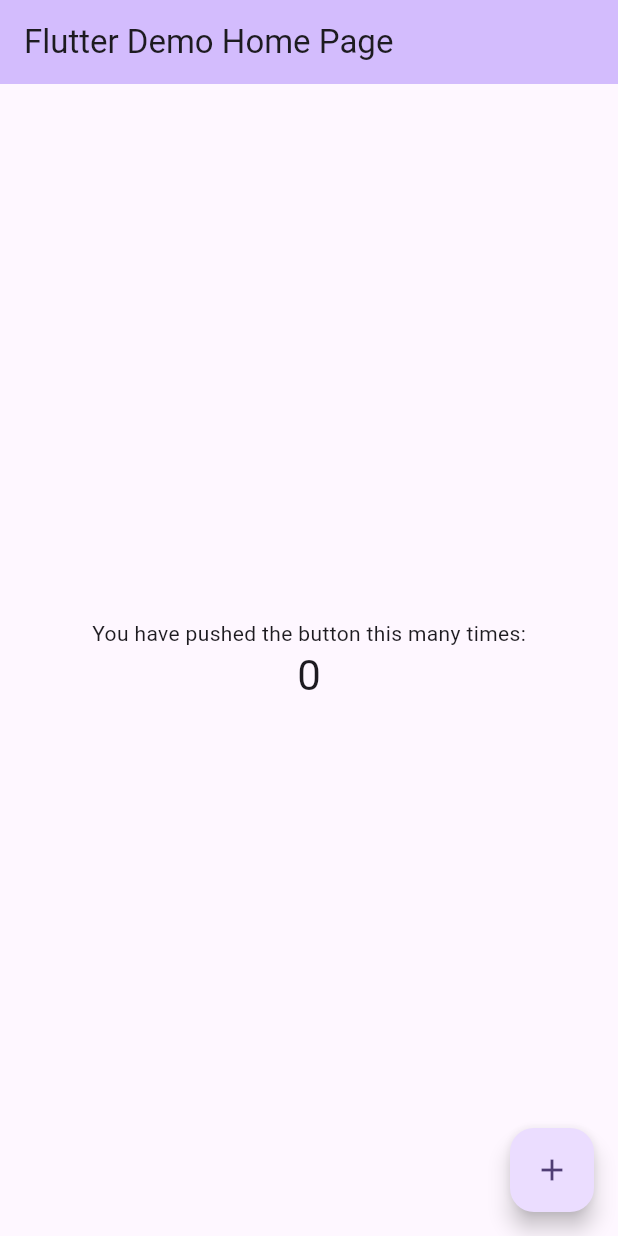
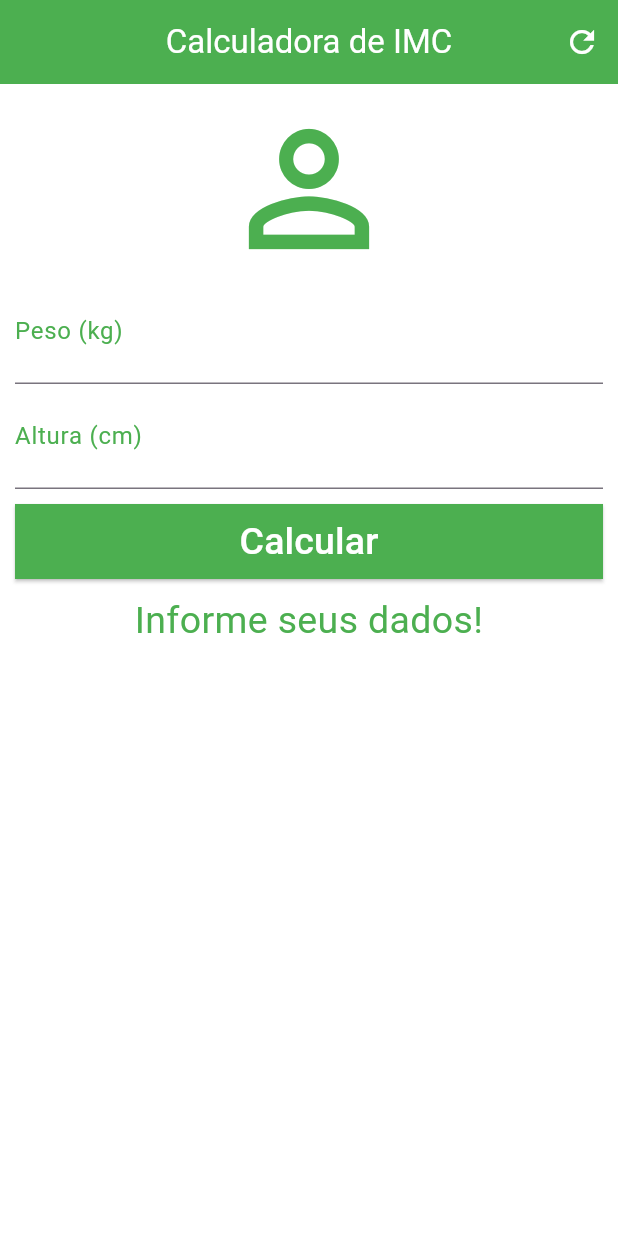
Before and after one commit to JAOGobi/calculadora-imc-flutter, a Flutter app: the screen it shows after launch, on a phone screen of 412 x 824 dp. Run offline on Flutter 3.47's test engine with Material 3 defaults, Android fonts, the phone set to English and light mode, and no system bars.

Commit message:
feat: tela e lógica para calcular o imc

```diff
--- a/analysis_options.yaml
+++ b/analysis_options.yaml
@@ -21,6 +21,7 @@ linter:
   # `// ignore_for_file: name_of_lint` syntax on the line or in the file
   # producing the lint.
   rules:
+    prefer_const_constructors: false
     # avoid_print: false  # Uncomment to disable the `avoid_print` rule
     # prefer_single_quotes: true  # Uncomment to enable the `prefer_single_quotes` rule
 
--- a/lib/main.dart
+++ b/lib/main.dart
@@ -1,3 +1,4 @@
+import 'package:calculadora_imc/pages/imc_page.dart';
 import 'package:flutter/material.dart';
 
 void main() {
@@ -7,119 +8,11 @@ void main() {
 class MyApp extends StatelessWidget {
   const MyApp({super.key});
 
-  // This widget is the root of your application.
   @override
   Widget build(BuildContext context) {
     return MaterialApp(
-      title: 'Flutter Demo',
-      theme: ThemeData(
-        // This is the theme of your application.
-        //
-        // TRY THIS: Try running your application with "flutter run". You'll see
-        // the application has a purple toolbar. Then, without quitting the app,
-        // try changing the seedColor in the colorScheme below to Colors.green
-        // and then invoke "hot reload" (save your changes or press the "hot
-        // reload" button in a Flutter-supported IDE, or press "r" if you used
-        // the command line to start the app).
-        //
-        // Notice that the counter didn't reset back to zero; the application
-        // state is not lost during the reload. To reset the state, use hot
-        // restart instead.
-        //
-        // This works for code too, not just values: Most code changes can be
-        // tested with just a hot reload.
-        colorScheme: ColorScheme.fromSeed(seedColor: Colors.deepPurple),
-        useMaterial3: true,
-      ),
-      home: const MyHomePage(title: 'Flutter Demo Home Page'),
+      debugShowCheckedModeBanner: false,
+      home: ImcPage(),
     );
   }
 }
-
-class MyHomePage extends StatefulWidget {
-  const MyHomePage({super.key, required this.title});
-
-  // This widget is the home page of your application. It is stateful, meaning
-  // that it has a State object (defined below) that contains fields that affect
-  // how it looks.
-
-  // This class is the configuration for the state. It holds the values (in this
-  // case the title) provided by the parent (in this case the App widget) and
-  // used by the build method of the State. Fields in a Widget subclass are
-  // always marked "final".
-
-  final String title;
-
-  @override
-  State<MyHomePage> createState() => _MyHomePageState();
-}
-
-class _MyHomePageState extends State<MyHomePage> {
-  int _counter = 0;
-
-  void _incrementCounter() {
-    setState(() {
-      // This call to setState tells the Flutter framework that something has
-      // changed in this State, which causes it to rerun the build method below
-      // so that the display can reflect the updated values. If we changed
-      // _counter without calling setState(), then the build method would not be
-      // called again, and so nothing would appear to happen.
-      _counter++;
-    });
-  }
-
-  @override
-  Widget build(BuildContext context) {
-    // This method is rerun every time setState is called, for instance as done
-    // by the _incrementCounter method above.
-    //
-    // The Flutter framework has been optimized to make rerunning build methods
-    // fast, so that you can just rebuild anything that needs updating rather
-    // than having to individually change instances of widgets.
-    return Scaffold(
-      appBar: AppBar(
-        // TRY THIS: Try changing the color here to a specific color (to
-        // Colors.amber, perhaps?) and trigger a hot reload to see the AppBar
-        // change color while the other colors stay the same.
-        backgroundColor: Theme.of(context).colorScheme.inversePrimary,
-        // Here we take the value from the MyHomePage object that was created by
-        // the App.build method, and use it to set our appbar title.
-        title: Text(widget.title),
-      ),
-      body: Center(
-        // Center is a layout widget. It takes a single child and positions it
-        // in the middle of the parent.
-        child: Column(
-          // Column is also a layout widget. It takes a list of children and
-          // arranges them vertically. By default, it sizes itself to fit its
-          // children horizontally, and tries to be as tall as its parent.
-          //
-          // Column has various properties to control how it sizes itself and
-          // how it positions its children. Here we use mainAxisAlignment to
-          // center the children vertically; the main axis here is the vertical
-          // axis because Columns are vertical (the cross axis would be
-          // horizontal).
-          //
-          // TRY THIS: Invoke "debug painting" (choose the "Toggle Debug Paint"
-          // action in the IDE, or press "p" in the console), to see the
-          // wireframe for each widget.
-          mainAxisAlignment: MainAxisAlignment.center,
-          children: <Widget>[
-            const Text(
-              'You have pushed the button this many times:',
-            ),
-            Text(
-              '$_counter',
-              style: Theme.of(context).textTheme.headlineMedium,
-            ),
-          ],
-        ),
-      ),
-      floatingActionButton: FloatingActionButton(
-        onPressed: _incrementCounter,
-        tooltip: 'Increment',
-        child: const Icon(Icons.add),
-      ), // This trailing comma makes auto-formatting nicer for build methods.
-    );
-  }
-}
--- /dev/null
+++ b/lib/pages/imc_page.dart
@@ -0,0 +1,134 @@
+import 'package:flutter/material.dart';
+
+class ImcPage extends StatefulWidget {
+  const ImcPage({super.key});
+
+  @override
+  State<ImcPage> createState() => _ImcPage();
+}
+
+class _ImcPage extends State<ImcPage> {
+  TextEditingController weightController = TextEditingController();
+  TextEditingController heightController = TextEditingController();
+
+  GlobalKey<FormState> _formKey = GlobalKey<FormState>();
+
+  String _infoText = "Informe seus dados!";
+
+  @override
+  void _resetFields() {
+    weightController.text = "";
+    heightController.text = "";
+    setState(() {
+      _infoText = "Informe seus dados!";
+    });
+    _formKey = GlobalKey<FormState>();
+  }
+
+  void _calculate() {
+    setState(() {
+      double weight = double.parse(weightController.text);
+      double height = double.parse(heightController.text) / 100;
+      double imc = weight / (height * height);
+      if (imc < 18.6) {
+        _infoText = "Abaixo do Peso (${imc.toStringAsPrecision(4)})";
+      } else if (imc >= 18.6 && imc < 24.9) {
+        _infoText = "Peso Ideal (${imc.toStringAsPrecision(4)})";
+      } else if (imc >= 24.9 && imc < 29.9) {
+        _infoText = "Levemente Acima do Peso (${imc.toStringAsPrecision(4)})";
+      } else if (imc >= 29.9 && imc < 34.9) {
+        _infoText = "Obesidade Grau I (${imc.toStringAsPrecision(4)})";
+      } else if (imc >= 34.9 && imc < 39.9) {
+        _infoText = "Obesidade Grau II (${imc.toStringAsPrecision(4)})";
+      } else if (imc >= 40) {
+        _infoText = "Obesidade Grau III (${imc.toStringAsPrecision(4)})";
+      }
+    });
+  }
+
+  @override
+  Widget build(BuildContext context) {
+    return Scaffold(
+      appBar: AppBar(
+        title: Text("Calculadora de IMC"),
+        centerTitle: true,
+        foregroundColor: Colors.white,
+        backgroundColor: Colors.green,
+        actions: <Widget>[
+          IconButton(
+            onPressed: _resetFields,
+            icon: Icon(Icons.refresh),
+          )
+        ],
+      ),
+      backgroundColor: Colors.white,
+      body: SingleChildScrollView(
+          padding: EdgeInsets.fromLTRB(10.0, 10.0, 10.0, 0.0),
+          child: Form(
+            key: _formKey,
+            child: Column(
+              crossAxisAlignment: CrossAxisAlignment.stretch,
+              children: <Widget>[
+                Icon(Icons.person_outline, size: 120.0, color: Colors.green),
+                TextFormField(
+                  keyboardType: TextInputType.number,
+                  decoration: InputDecoration(
+                      labelText: "Peso (kg)",
+                      labelStyle: TextStyle(color: Colors.green)),
+                  textAlign: TextAlign.center,
+                  style: TextStyle(color: Colors.green, fontSize: 25.0),
+                  controller: weightController,
+                  validator: (value) {
+                    if (value!.isEmpty) {
+                      return "Insira seu Peso!";
+                    }
+                  },
+                ),
+                TextFormField(
+                  keyboardType: TextInputType.number,
+                  decoration: InputDecoration(
+                      labelText: "Altura (cm)",
+                      labelStyle: TextStyle(color: Colors.green)),
+                  textAlign: TextAlign.center,
+                  style: TextStyle(color: Colors.green, fontSize: 25.0),
+                  controller: heightController,
+                  validator: (value) {
+                    if (value!.isEmpty) {
+                      return "Insira sua Altura!";
+                    }
+                  },
+                ),
+                Padding(
+                  padding: EdgeInsets.only(top: 10.0, bottom: 10.0),
+                  child: SizedBox(
+                    height: 50,
+                    child: ElevatedButton(
+                      onPressed: () {
+                        if (_formKey.currentState!.validate()) {
+                          _calculate();
+                        }
+                      },
+                      style: ElevatedButton.styleFrom(
+                        backgroundColor: Colors.green,
+                        shape: RoundedRectangleBorder(
+                          borderRadius: BorderRadius.circular(0),
+                        ),
+                      ),
+                      child: Text(
+                        "Calcular",
+                        style: TextStyle(color: Colors.white, fontSize: 25.0),
+                      ),
+                    ),
+                  ),
+                ),
+                Text(
+                  _infoText,
+                  textAlign: TextAlign.center,
+                  style: TextStyle(color: Colors.green, fontSize: 25.0),
+                )
+              ],
+            ),
+          )),
+    );
+  }
+}
```
Also changed, not shown: 1 other file.
